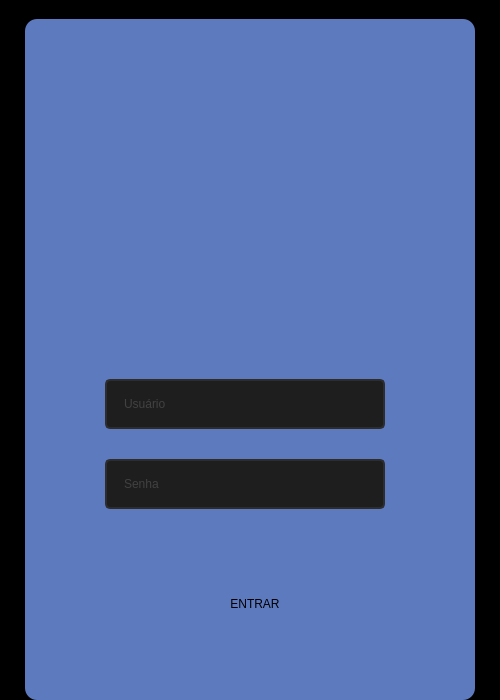
Above: login_tela.ui from PatrickAlmeidaa/managerHUB before the change. Below: the same form after it.
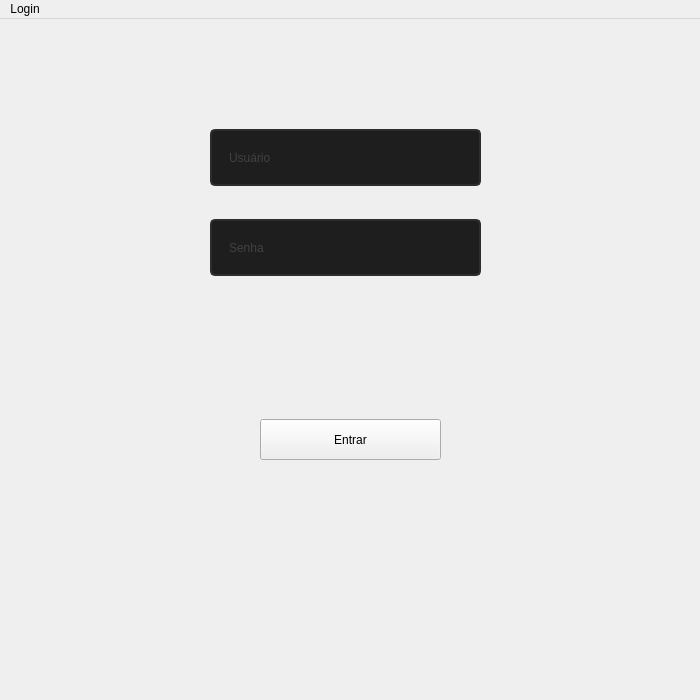
That is the form after the change. Icons and pictures are not drawn.

Commit message: Funcionalidades telas

```diff
--- a/login_tela.ui
+++ b/login_tela.ui
@@ -6,110 +6,30 @@
    <rect>
     <x>0</x>
     <y>0</y>
-    <width>500</width>
+    <width>700</width>
     <height>700</height>
    </rect>
   </property>
   <property name="minimumSize">
    <size>
-    <width>500</width>
-    <height>700</height>
+    <width>700</width>
+    <height>500</height>
    </size>
   </property>
   <property name="windowTitle">
    <string>MainWindow</string>
   </property>
   <property name="styleSheet">
-   <string notr="true">background-color: rgb(0, 0, 0);</string>
+   <string notr="true"/>
   </property>
   <widget class="QWidget" name="centralwidget">
-   <layout class="QVBoxLayout" name="verticalLayout">
-    <property name="spacing">
-     <number>0</number>
-    </property>
-    <property name="leftMargin">
-     <number>0</number>
-    </property>
-    <property name="topMargin">
-     <number>0</number>
-    </property>
-    <property name="rightMargin">
-     <number>0</number>
-    </property>
-    <property name="bottomMargin">
-     <number>0</number>
-    </property>
-    <item>
-     <widget class="QFrame" name="conteudo_login">
-      <property name="frameShape">
-       <enum>QFrame::NoFrame</enum>
-      </property>
-      <property name="frameShadow">
-       <enum>QFrame::Raised</enum>
-      </property>
-      <layout class="QHBoxLayout" name="horizontalLayout">
-       <property name="spacing">
-        <number>0</number>
-       </property>
-       <property name="leftMargin">
-        <number>0</number>
-       </property>
-       <property name="topMargin">
-        <number>0</number>
-       </property>
-       <property name="rightMargin">
-        <number>0</number>
-       </property>
-       <property name="bottomMargin">
-        <number>0</number>
-       </property>
-       <item>
-        <widget class="QFrame" name="frame_2">
-         <property name="maximumSize">
-          <size>
-           <width>450</width>
-           <height>16777215</height>
-          </size>
-         </property>
-         <property name="styleSheet">
-          <string notr="true">background-color: rgb(93, 122, 191);
-border-radius: 12px;</string>
-         </property>
-         <property name="frameShape">
-          <enum>QFrame::NoFrame</enum>
-         </property>
-         <property name="frameShadow">
-          <enum>QFrame::Raised</enum>
-         </property>
-         <widget class="QLabel" name="label">
+   <widget class="QLineEdit" name="lineEdit">
           <property name="geometry">
            <rect>
-            <x>70</x>
-            <y>50</y>
-            <width>301</width>
-            <height>271</height>
-           </rect>
-          </property>
-          <property name="text">
-           <string/>
-          </property>
-          <property name="pixmap">
-           <pixmap>../../Pictures/02-52.png</pixmap>
-          </property>
-          <property name="scaledContents">
-           <bool>true</bool>
-          </property>
-          <property name="alignment">
-           <set>Qt::AlignCenter</set>
-          </property>
-         </widget>
-         <widget class="QLineEdit" name="lineEdit_usuario">
-          <property name="geometry">
-           <rect>
-            <x>80</x>
-            <y>360</y>
-            <width>280</width>
-            <height>50</height>
+      <x>210</x>
+      <y>110</y>
+      <width>271</width>
+      <height>57</height>
            </rect>
           </property>
           <property name="styleSheet">
@@ -131,27 +51,24 @@
 	color: rgb(255, 255, 255);
 }</string>
           </property>
-          <property name="alignment">
-           <set>Qt::AlignLeading|Qt::AlignLeft|Qt::AlignVCenter</set>
-          </property>
           <property name="placeholderText">
            <string>Usuário</string>
           </property>
          </widget>
-         <widget class="QLineEdit" name="lineEdit_senha">
+   <widget class="QLineEdit" name="lineEdit_2">
           <property name="geometry">
            <rect>
-            <x>80</x>
-            <y>440</y>
-            <width>280</width>
-            <height>50</height>
+      <x>210</x>
+      <y>200</y>
+      <width>271</width>
+      <height>57</height>
            </rect>
           </property>
           <property name="styleSheet">
            <string notr="true">QLineEdit{
 	font: 12pt &quot;Segoe UI&quot;;
-	border: 2px solid rgb(45, 45, 45);
 	color: rgb(100, 100, 100);
+	border: 2px solid rgb(45, 45, 45);
 	border-radius: 5px;
 	padding: 15px;
 	background-color: rgb(30, 30, 30);
@@ -169,56 +86,33 @@
           <property name="echoMode">
            <enum>QLineEdit::Password</enum>
           </property>
-          <property name="alignment">
-           <set>Qt::AlignLeading|Qt::AlignLeft|Qt::AlignVCenter</set>
-          </property>
           <property name="placeholderText">
            <string>Senha</string>
           </property>
          </widget>
-         <widget class="QPushButton" name="pushButton_entrar">
+   <widget class="QPushButton" name="pushButton">
           <property name="geometry">
            <rect>
-            <x>90</x>
-            <y>560</y>
-            <width>280</width>
-            <height>50</height>
+      <x>260</x>
+      <y>400</y>
+      <width>181</width>
+      <height>41</height>
            </rect>
           </property>
           <property name="styleSheet">
-           <string notr="true">QpushButton{
-	background-color: rgb(50, 50, 50);
-	border: 2px solid rgb(60, 60, 60);
-	border-radus: 5px;
-}
-
-QpushButton:hover{
-	background-color: rgb(60, 60, 60);
-	border: 2px solid rgb(70, 70, 70);
-}
-
-QpushButton:pressed{
-	background-color: rgb(44, 97, 181);
-	border: 2px solid rgb(44, 97, 181);
-}</string>
+     <string notr="true">font: 12pt &quot;Segoe UI&quot;;</string>
           </property>
           <property name="text">
-           <string>ENTRAR</string>
-          </property>
-         </widget>
-        </widget>
-       </item>
-      </layout>
-     </widget>
-    </item>
-   </layout>
+     <string>Entrar</string>
+    </property>
+   </widget>
   </widget>
   <widget class="QMenuBar" name="menubar">
    <property name="geometry">
     <rect>
      <x>0</x>
      <y>0</y>
-     <width>500</width>
+     <width>700</width>
      <height>21</height>
     </rect>
    </property>
```
Lines whose indentation alone changed are shown as unchanged. The commit also changes 16 other files.
